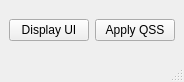
Old version of the form ui/MainWindow.ui in the repository artem-ogre/QSSPreview.
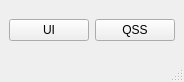
New version of the form.

```diff
--- a/ui/MainWindow.ui
+++ b/ui/MainWindow.ui
@@ -24,7 +24,7 @@
        </sizepolicy>
       </property>
       <property name="text">
-       <string>Display UI</string>
+       <string>UI</string>
       </property>
      </widget>
     </item>
@@ -37,7 +37,7 @@
        </sizepolicy>
       </property>
       <property name="text">
-       <string>Apply QSS</string>
+       <string>QSS</string>
       </property>
      </widget>
     </item>
```
Left out of the diff: 4 changed lines with no effect on the pictures.
